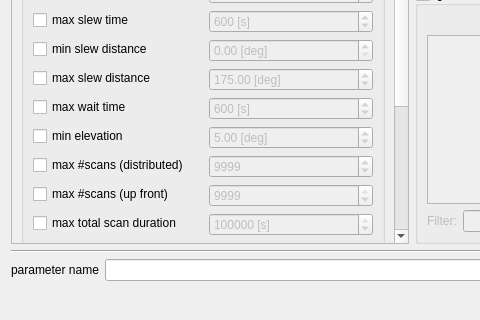
Qt form Parameters/stationparametersdialog.ui (TUW-VieVS/VieSchedppGUI) before a commit; both pictures show x 0 to 480 and y 336 to 656 of the 824 by 656 pixel window.
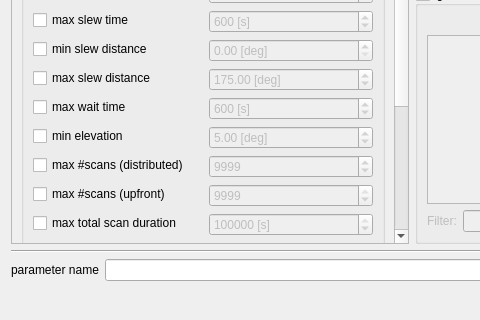
The same form after that commit. Icons and pictures are not drawn.

The edit to the form file:
```diff
--- a/Parameters/stationparametersdialog.ui
+++ b/Parameters/stationparametersdialog.ui
@@ -505,7 +505,7 @@
                  <string>&lt;html&gt;&lt;head/&gt;&lt;body&gt;&lt;p&gt;Select parameter. &lt;/p&gt;&lt;p&gt;Parameters which are selected will &lt;span style=&quot; font-weight:600;&quot;&gt;override&lt;/span&gt; parameters from its &lt;span style=&quot; font-weight:600;&quot;&gt;parents&lt;/span&gt;. &lt;/p&gt;&lt;/body&gt;&lt;/html&gt;</string>
                 </property>
                 <property name="text">
-                 <string>max #scans (up front)</string>
+                 <string>max #scans (upfront)</string>
                 </property>
                </widget>
               </item>
```
Left out of the diff: 2 changed lines with no effect on the pictures.
